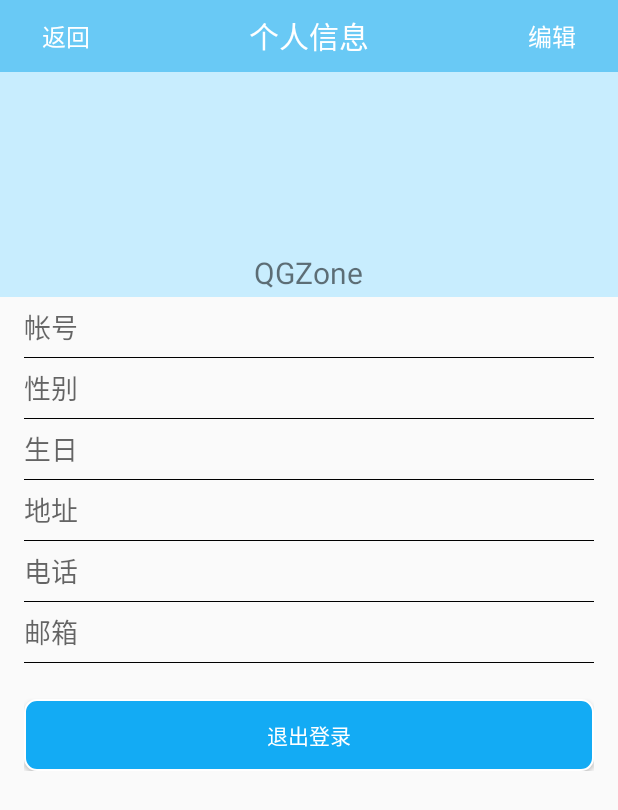
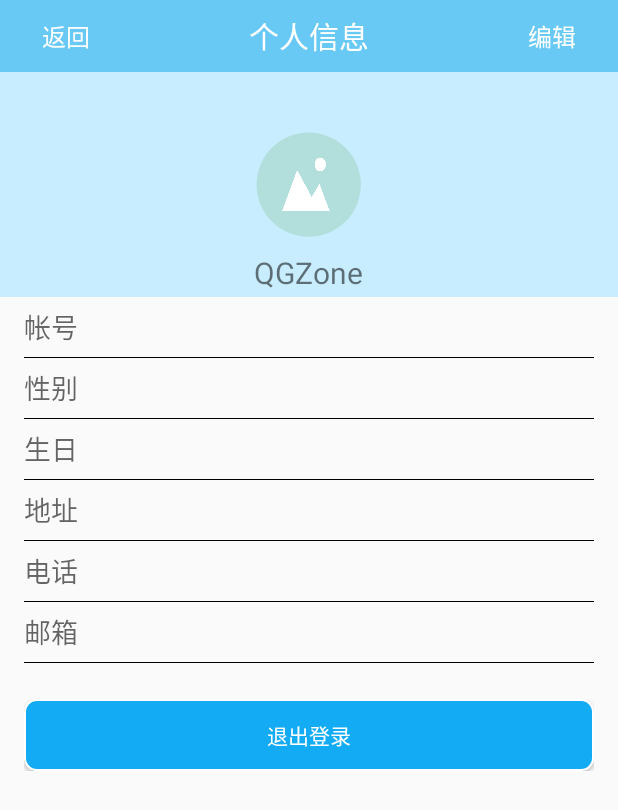
Before and after one commit to QgMove123/public, an Android app: the InfoActivity screen opened directly, with no data from a screen before it, on a phone screen of 412 x 824 dp. Shown: the top 810 px of the screen. Run offline under Robolectric (Android 15) with nearby library versions, the phone set to English and light mode, and no system bars; 1 statement that could not run was skipped.

Commit message:
chenyi最新版

```diff
--- a/QGZone/app/src/main/res/layout/info_layout.xml
+++ b/QGZone/app/src/main/res/layout/info_layout.xml
@@ -33,7 +33,8 @@
                     android:layout_height="70dp"
                     android:layout_width="70dp"
                     android:layout_centerVertical="true"
-                    android:layout_centerHorizontal="true"/>
+                    android:layout_centerHorizontal="true"
+                    android:src="@drawable/head"/>
 
                 <TextView
                     android:id="@+id/user_name"
```
Also changed, not shown: QGZone/app/src/main/java/com/example/ricco/qgzone/EditInfoActivity.java (+12 -7 lines).
